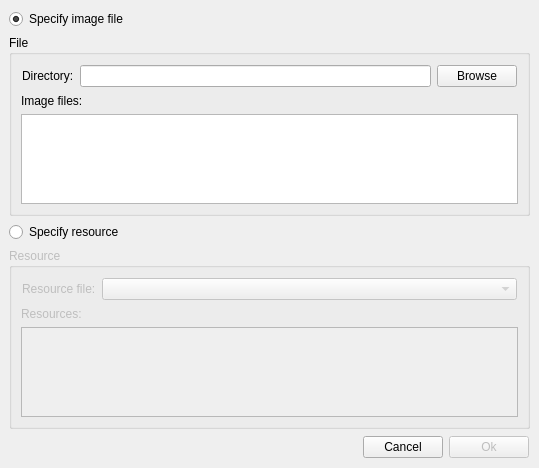
First picture: the form in tools/designer/src/lib/shared/findicondialog.ui, repository arnt/qt-history2, before the edit.
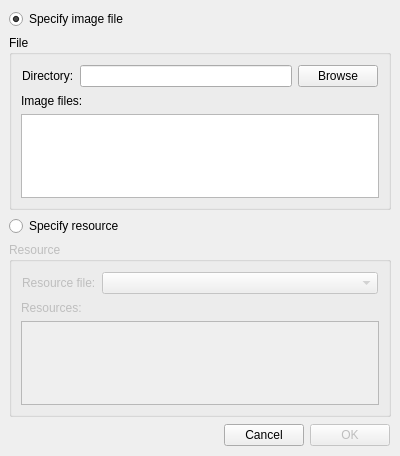
Second picture: the form after the edit.

Commit message:
p4i integration Integrate 174305 from 4.0 to main: Fixes:    OK not Ok. RevBy:    Trust me :)
[git-p4: depot-paths = "//depot/qt/main/": change = 174325]

What changed in the file:
```diff
--- a/tools/designer/src/lib/shared/findicondialog.ui
+++ b/tools/designer/src/lib/shared/findicondialog.ui
@@ -11,8 +11,8 @@
       <rect>
         <x>0</x>
         <y>0</y>
-        <width>539</width>
-        <height>468</height>
+    <width>400</width>
+    <height>456</height>
       </rect>
     </property>
     <property name="windowTitle" >
@@ -37,8 +37,8 @@
             <rect>
               <x>9</x>
               <y>9</y>
-              <width>521</width>
-              <height>18</height>
+       <width>382</width>
+       <height>20</height>
             </rect>
           </property>
           <property name="text" >
@@ -57,9 +57,9 @@
           <property name="geometry" >
             <rect>
               <x>9</x>
-              <y>33</y>
-              <width>521</width>
-              <height>182</height>
+       <y>35</y>
+       <width>382</width>
+       <height>171</height>
             </rect>
           </property>
           <property name="title" >
@@ -120,10 +120,10 @@
                     </property>
                     <property name="geometry" >
                       <rect>
-                        <x>66</x>
-                        <y>3</y>
-                        <width>351</width>
-                        <height>19</height>
+            <x>69</x>
+            <y>6</y>
+            <width>181</width>
+            <height>22</height>
                       </rect>
                     </property>
                     <property name="text" >
@@ -141,10 +141,10 @@
                     </property>
                     <property name="geometry" >
                       <rect>
-                        <x>423</x>
+            <x>256</x>
                         <y>1</y>
-                        <width>75</width>
-                        <height>23</height>
+            <width>103</width>
+            <height>32</height>
                       </rect>
                     </property>
                     <property name="text" >
@@ -162,9 +162,9 @@
                 <property name="geometry" >
                   <rect>
                     <x>11</x>
-                    <y>51</y>
-                    <width>499</width>
-                    <height>13</height>
+          <y>70</y>
+          <width>360</width>
+          <height>16</height>
                   </rect>
                 </property>
                 <property name="frameShape" >
@@ -189,9 +189,9 @@
                 <property name="geometry" >
                   <rect>
                     <x>11</x>
-                    <y>70</y>
-                    <width>499</width>
-                    <height>101</height>
+          <y>92</y>
+          <width>360</width>
+          <height>68</height>
                   </rect>
                 </property>
               </widget>
@@ -207,9 +207,9 @@
           <property name="geometry" >
             <rect>
               <x>9</x>
-              <y>221</y>
-              <width>521</width>
-              <height>18</height>
+       <y>212</y>
+       <width>382</width>
+       <height>20</height>
             </rect>
           </property>
           <property name="text" >
@@ -228,9 +228,9 @@
           <property name="geometry" >
             <rect>
               <x>9</x>
-              <y>245</y>
-              <width>521</width>
-              <height>181</height>
+       <y>238</y>
+       <width>382</width>
+       <height>169</height>
             </rect>
           </property>
           <property name="title" >
@@ -266,8 +266,8 @@
                       <rect>
                         <x>1</x>
                         <y>1</y>
-                        <width>79</width>
-                        <height>21</height>
+            <width>85</width>
+            <height>26</height>
                       </rect>
                     </property>
                     <property name="frameShape" >
@@ -291,10 +291,10 @@
                     </property>
                     <property name="geometry" >
                       <rect>
-                        <x>86</x>
+            <x>92</x>
                         <y>1</y>
-                        <width>412</width>
-                        <height>21</height>
+            <width>267</width>
+            <height>26</height>
                       </rect>
                     </property>
                     <property name="sizePolicy" >
@@ -317,9 +317,9 @@
                 <property name="geometry" >
                   <rect>
                     <x>11</x>
-                    <y>49</y>
-                    <width>499</width>
-                    <height>13</height>
+          <y>64</y>
+          <width>360</width>
+          <height>16</height>
                   </rect>
                 </property>
                 <property name="frameShape" >
@@ -344,9 +344,9 @@
                 <property name="geometry" >
                   <rect>
                     <x>11</x>
-                    <y>68</y>
-                    <width>499</width>
-                    <height>102</height>
+          <y>86</y>
+          <width>360</width>
+          <height>72</height>
                   </rect>
                 </property>
               </widget>
@@ -374,8 +374,8 @@
                 <rect>
                   <x>1</x>
                   <y>1</y>
-                  <width>355</width>
-                  <height>25</height>
+         <width>206</width>
+         <height>32</height>
                 </rect>
               </property>
               <property name="orientation" >
@@ -396,10 +396,10 @@
               </property>
               <property name="geometry" >
                 <rect>
-                  <x>362</x>
-                  <y>2</y>
-                  <width>75</width>
-                  <height>23</height>
+         <x>213</x>
+         <y>1</y>
+         <width>81</width>
+         <height>32</height>
                 </rect>
               </property>
               <property name="text" >
@@ -417,14 +417,14 @@
               </property>
               <property name="geometry" >
                 <rect>
-                  <x>443</x>
+         <x>300</x>
                   <y>1</y>
-                  <width>77</width>
-                  <height>25</height>
+         <width>81</width>
+         <height>32</height>
                 </rect>
               </property>
               <property name="text" >
-                <string>Ok</string>
+        <string>OK</string>
               </property>
               <property name="default" >
                 <bool>true</bool>
```
Left out of the diff: 82 changed lines with no effect on the pictures. Lines whose indentation alone changed are shown as unchanged.
